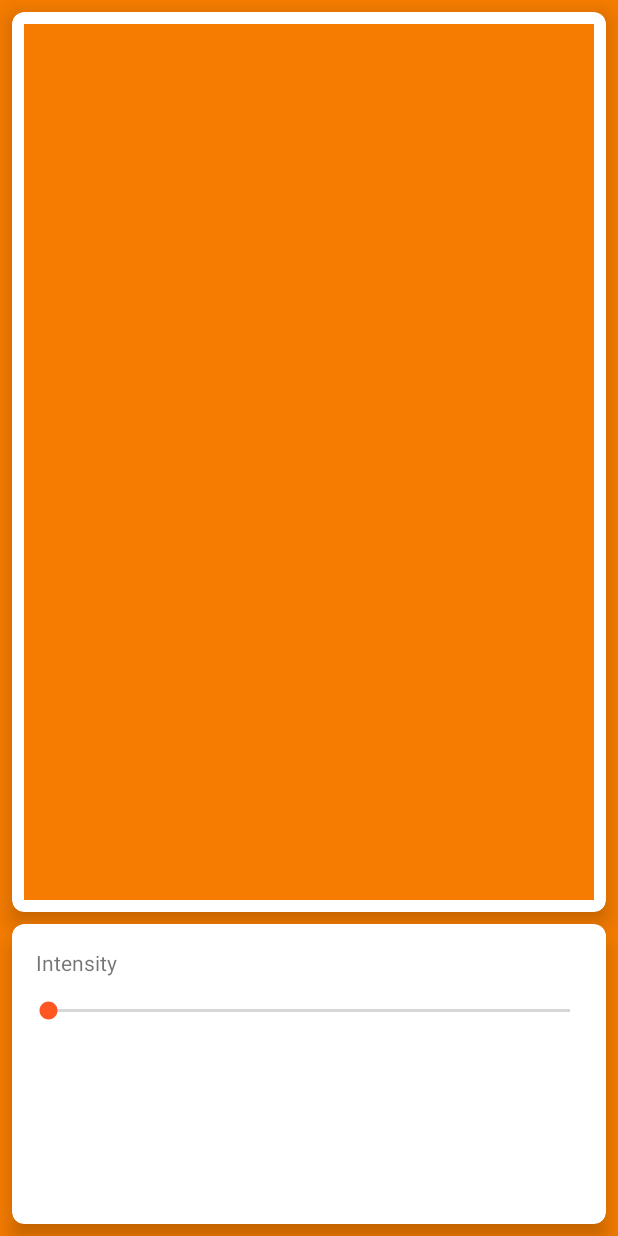
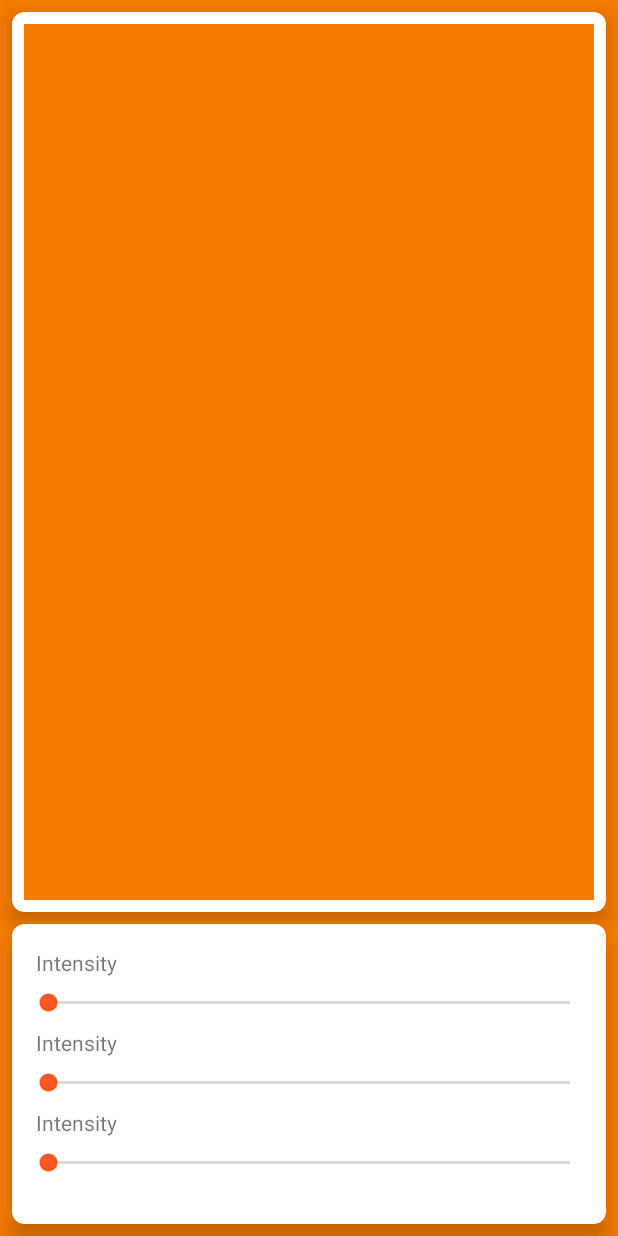
Before and after one commit to andrewLauer/MemeFryer, an Android app: the FrierActivity screen opened directly, with no data from a screen before it, on a phone screen of 412 x 824 dp. Run offline under Robolectric (Android 15) with nearby library versions, the phone set to English and light mode, and no system bars.

Commit message:
Add more sliders

```diff
--- a/app/src/main/res/layout/activity_frier.xml
+++ b/app/src/main/res/layout/activity_frier.xml
@@ -63,6 +63,32 @@
             android:orientation="vertical">
 
             <TextView
+                android:id="@+id/textView6"
+                android:layout_width="match_parent"
+                android:layout_height="wrap_content"
+                android:layout_margin="8dp"
+                android:text="Intensity" />
+
+            <SeekBar
+                android:id="@+id/seekBar3"
+                android:layout_width="match_parent"
+                android:layout_height="wrap_content"
+                android:thumbTint="@color/colorAccent" />
+
+            <TextView
+                android:id="@+id/textView5"
+                android:layout_width="match_parent"
+                android:layout_height="wrap_content"
+                android:layout_margin="8dp"
+                android:text="Intensity" />
+
+            <SeekBar
+                android:id="@+id/seekBar2"
+                android:layout_width="match_parent"
+                android:layout_height="wrap_content"
+                android:thumbTint="@color/colorAccent" />
+
+            <TextView
                 android:id="@+id/textView4"
                 android:layout_width="match_parent"
                 android:layout_height="wrap_content"
@@ -73,7 +99,6 @@
                 android:id="@+id/seekBar"
                 android:layout_width="match_parent"
                 android:layout_height="wrap_content"
-                android:paddingTop="5dp"
                 android:thumbTint="@color/colorAccent" />
         </LinearLayout>
     </android.support.v7.widget.CardView>
```
